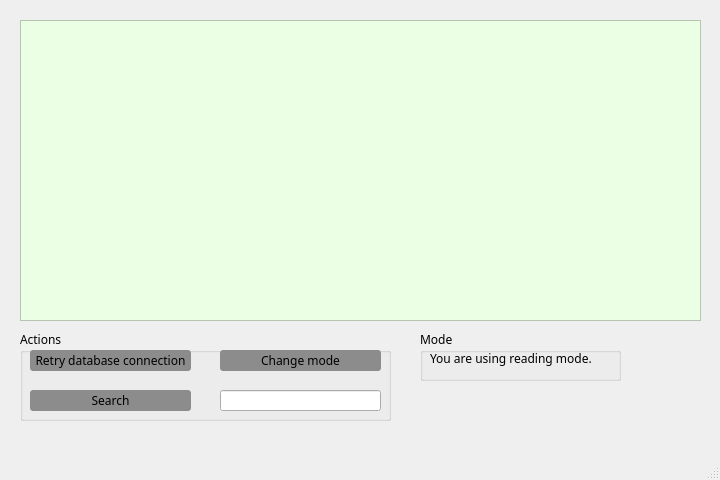
Before: the Qt Designer form mainwindow.ui in yallknows/system, drawn with Qt 5.
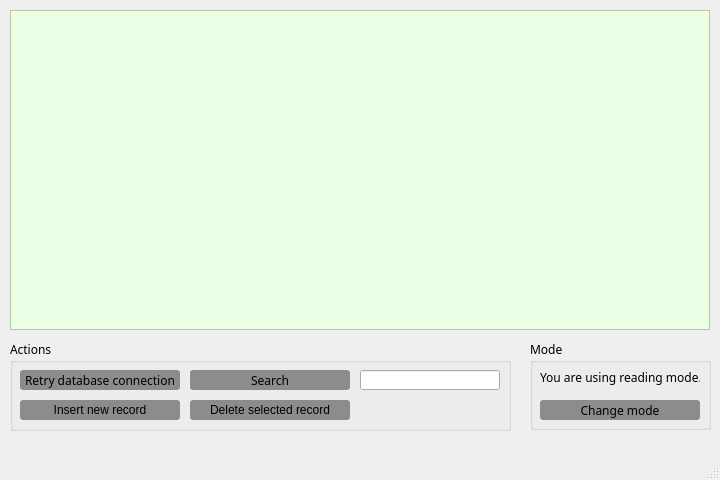
After: the same form once the commit is applied. Icons and pictures are not drawn.

```diff
--- a/mainwindow.ui
+++ b/mainwindow.ui
@@ -10,12 +10,24 @@
     <height>480</height>
    </rect>
   </property>
+  <property name="sizePolicy">
+   <sizepolicy hsizetype="Fixed" vsizetype="Fixed">
+    <horstretch>0</horstretch>
+    <verstretch>0</verstretch>
+   </sizepolicy>
+  </property>
   <property name="minimumSize">
    <size>
     <width>720</width>
     <height>480</height>
    </size>
   </property>
+  <property name="maximumSize">
+   <size>
+    <width>720</width>
+    <height>480</height>
+   </size>
+  </property>
   <property name="baseSize">
    <size>
     <width>0</width>
@@ -83,6 +95,28 @@
 {
 	background-color:rgb(30, 170, 145);
 }
+
+#pushButton_insert_new_record
+{
+  	border-radius:3px;
+	background-color:rgb(140, 140, 140);
+}
+
+#pushButton_insert_new_record:hover
+{
+	background-color:rgb(30, 170, 145);
+}
+
+#pushButton_delete_selected_record
+{
+  	border-radius:3px;
+	background-color:rgb(140, 140, 140);
+}
+
+#pushButton_delete_selected_record:hover
+{
+	background-color:rgb(30, 170, 145);
+}
 </string>
   </property>
   <property name="locale">
@@ -100,10 +134,10 @@
    <widget class="QTableView" name="tableView_data_from_database">
     <property name="geometry">
      <rect>
-      <x>20</x>
-      <y>20</y>
-      <width>681</width>
-      <height>301</height>
+      <x>10</x>
+      <y>10</y>
+      <width>700</width>
+      <height>320</height>
      </rect>
     </property>
     <property name="font">
@@ -111,13 +145,46 @@
       <family>Franklin Gothic Medium</family>
      </font>
     </property>
+    <attribute name="horizontalHeaderCascadingSectionResizes">
+     <bool>false</bool>
+    </attribute>
+    <attribute name="horizontalHeaderMinimumSectionSize">
+     <number>99</number>
+    </attribute>
+    <attribute name="horizontalHeaderDefaultSectionSize">
+     <number>99</number>
+    </attribute>
+    <attribute name="horizontalHeaderHighlightSections">
+     <bool>false</bool>
+    </attribute>
+    <attribute name="horizontalHeaderShowSortIndicator" stdset="0">
+     <bool>false</bool>
+    </attribute>
+    <attribute name="horizontalHeaderStretchLastSection">
+     <bool>true</bool>
+    </attribute>
+    <attribute name="verticalHeaderVisible">
+     <bool>false</bool>
+    </attribute>
+    <attribute name="verticalHeaderMinimumSectionSize">
+     <number>20</number>
+    </attribute>
+    <attribute name="verticalHeaderDefaultSectionSize">
+     <number>20</number>
+    </attribute>
+    <attribute name="verticalHeaderHighlightSections">
+     <bool>false</bool>
+    </attribute>
+    <attribute name="verticalHeaderStretchLastSection">
+     <bool>false</bool>
+    </attribute>
    </widget>
    <widget class="QGroupBox" name="groupBox_actions">
     <property name="geometry">
      <rect>
-      <x>20</x>
-      <y>330</y>
-      <width>371</width>
+      <x>10</x>
+      <y>340</y>
+      <width>501</width>
       <height>91</height>
      </rect>
     </property>
@@ -136,9 +203,9 @@
      <property name="geometry">
       <rect>
        <x>10</x>
-       <y>20</y>
-       <width>161</width>
-       <height>21</height>
+       <y>30</y>
+       <width>160</width>
+       <height>20</height>
       </rect>
      </property>
      <property name="font">
@@ -150,31 +217,13 @@
       <string>Retry database connection</string>
      </property>
     </widget>
-    <widget class="QPushButton" name="pushButton_change_mode">
-     <property name="geometry">
-      <rect>
-       <x>200</x>
-       <y>20</y>
-       <width>161</width>
-       <height>21</height>
-      </rect>
-     </property>
-     <property name="font">
-      <font>
-       <family>Franklin Gothic Medium</family>
-      </font>
-     </property>
-     <property name="text">
-      <string>Change mode</string>
-     </property>
-    </widget>
     <widget class="QPushButton" name="pushButton_search">
      <property name="geometry">
       <rect>
-       <x>10</x>
-       <y>60</y>
-       <width>161</width>
-       <height>21</height>
+       <x>180</x>
+       <y>30</y>
+       <width>160</width>
+       <height>20</height>
       </rect>
      </property>
      <property name="font">
@@ -189,21 +238,47 @@
     <widget class="QLineEdit" name="lineEdit_search_request">
      <property name="geometry">
       <rect>
-       <x>200</x>
+       <x>350</x>
+       <y>30</y>
+       <width>140</width>
+       <height>20</height>
+      </rect>
+     </property>
+    </widget>
+    <widget class="QPushButton" name="pushButton_insert_new_record">
+     <property name="geometry">
+      <rect>
+       <x>10</x>
        <y>60</y>
-       <width>161</width>
-       <height>21</height>
+       <width>160</width>
+       <height>20</height>
       </rect>
+     </property>
+     <property name="text">
+      <string>Insert new record</string>
+     </property>
+    </widget>
+    <widget class="QPushButton" name="pushButton_delete_selected_record">
+     <property name="geometry">
+      <rect>
+       <x>180</x>
+       <y>60</y>
+       <width>160</width>
+       <height>20</height>
+      </rect>
+     </property>
+     <property name="text">
+      <string>Delete selected record</string>
      </property>
     </widget>
    </widget>
    <widget class="QGroupBox" name="groupBox_mode">
     <property name="geometry">
      <rect>
-      <x>420</x>
-      <y>330</y>
-      <width>201</width>
-      <height>51</height>
+      <x>530</x>
+      <y>340</y>
+      <width>181</width>
+      <height>90</height>
      </rect>
     </property>
     <property name="font">
@@ -218,9 +293,9 @@
      <property name="geometry">
       <rect>
        <x>10</x>
-       <y>20</y>
-       <width>161</width>
-       <height>16</height>
+       <y>30</y>
+       <width>160</width>
+       <height>15</height>
       </rect>
      </property>
      <property name="font">
@@ -233,6 +308,24 @@
       <string>You are using reading mode.</string>
      </property>
     </widget>
+    <widget class="QPushButton" name="pushButton_change_mode">
+     <property name="geometry">
+      <rect>
+       <x>10</x>
+       <y>60</y>
+       <width>160</width>
+       <height>20</height>
+      </rect>
+     </property>
+     <property name="font">
+      <font>
+       <family>Franklin Gothic Medium</family>
+      </font>
+     </property>
+     <property name="text">
+      <string>Change mode</string>
+     </property>
+    </widget>
    </widget>
   </widget>
   <widget class="QStatusBar" name="statusbar">
```
